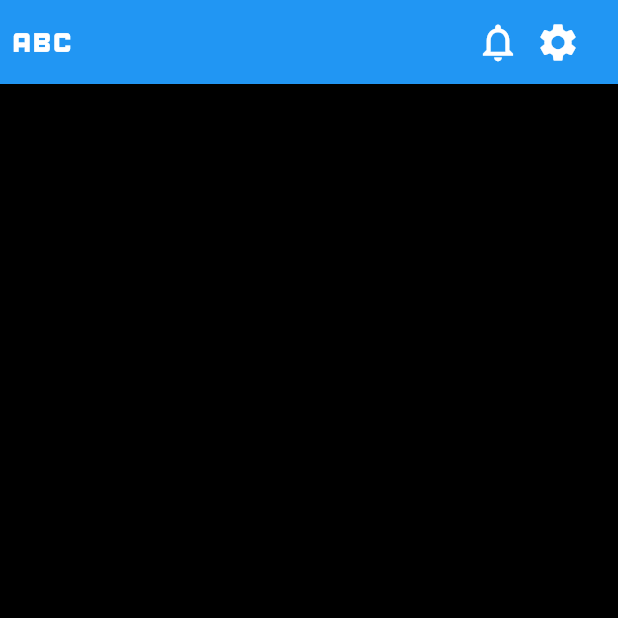
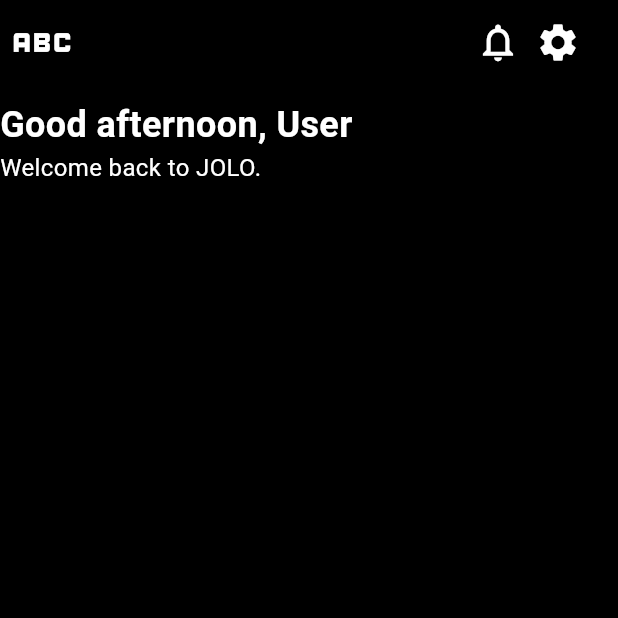
Before and after one commit to yile-li/Jolo, a Flutter app: the screen it shows after launch, on a phone screen of 412 x 824 dp, the top half of it. Run offline on Flutter 3.47's test engine with Material 3 defaults, Android fonts, the phone set to English and light mode, and no system bars; our stand-ins replace supabase_flutter; accounts and stored records are empty; Roboto replaces fonts that are missing (PlayfairDisplay); project files that could hold a hidden picture were left out.

Commit message:
Add greeting text on home page

```diff
--- a/lib/presentation/pages/home.dart
+++ b/lib/presentation/pages/home.dart
@@ -8,12 +8,45 @@ class HomePage extends StatelessWidget {
     return Scaffold(
       backgroundColor: Colors.black,
       appBar: appBar(),
+      body: Column(
+        crossAxisAlignment: CrossAxisAlignment.stretch,
+        children: [
+          _greetingText(),
+        ],
+      ),
+    );
+  }
+
+  Column _greetingText() {
+    return Column(
+      crossAxisAlignment: CrossAxisAlignment.start,
+      children: [
+        SizedBox(
+          height: 10,
+        ),
+        Text(
+          "Good afternoon, User", //TODO: write API to get username
+          style: TextStyle(
+            color: Colors.white,
+            fontSize: 24,
+            fontFamily: 'PlayfairDisplay',
+            fontWeight: FontWeight.bold,
+          ),
+        ),
+        Text(
+          "Welcome back to JOLO.",
+          style: TextStyle(
+            color: Colors.white,
+            fontSize: 16,
+          ),
+        ),
+      ],
     );
   }
 
   AppBar appBar() {
     return AppBar(
-      backgroundColor: Colors.blue,
+      backgroundColor: Colors.black,
       leading: Icon(Icons.abc, size: 50, color: Colors.white),
       actions: [
         GestureDetector(
```
